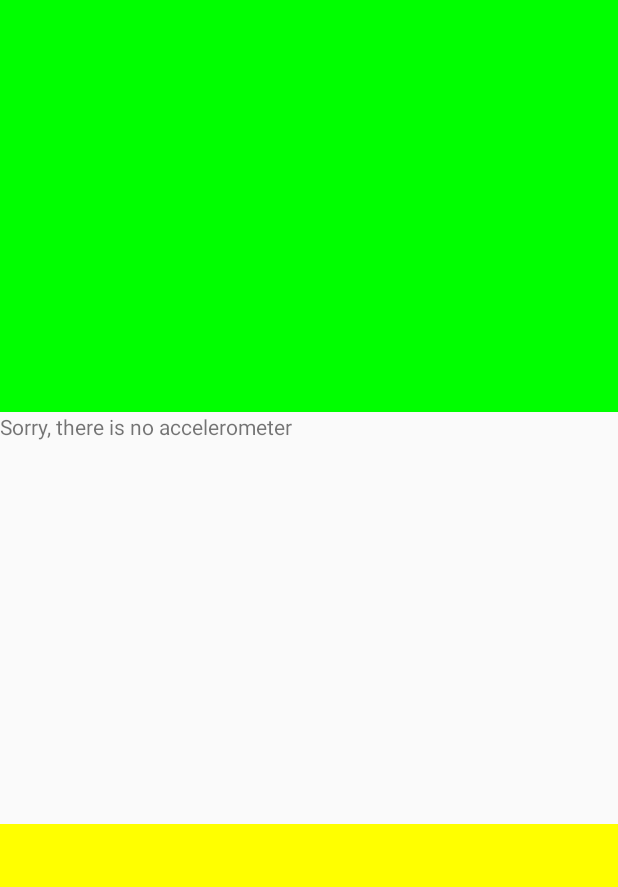
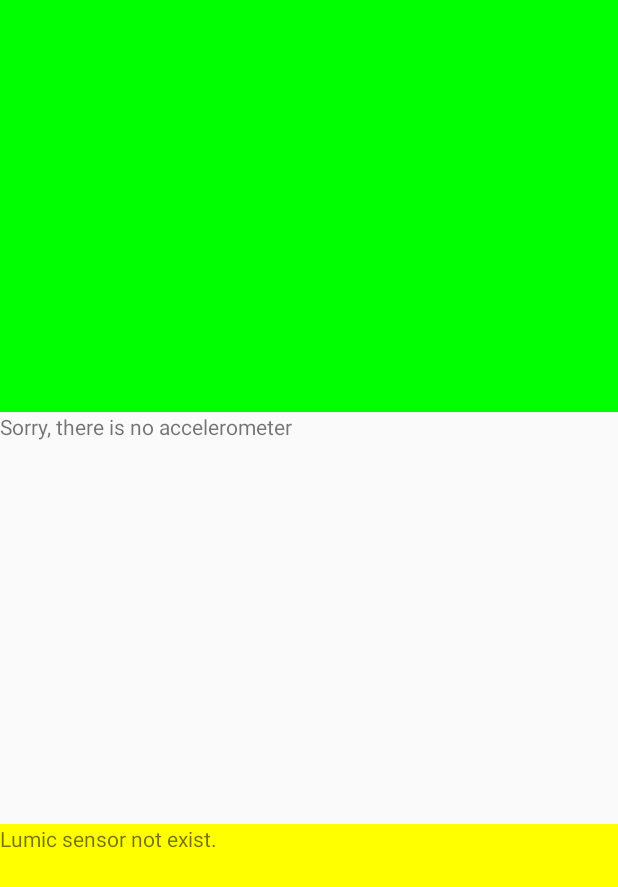
Before and after one commit to MiquelOliveros/TestAccelerometre, an Android app: the screen it shows after launch (TestAccelerometreActivity), on a phone screen of 412 x 824 dp. Shown: the top 887 px of the screen. Run offline under Robolectric (Android 15) with nearby library versions, the phone set to English and light mode, and no system bars.

Commit message:
Finished task 2.

```diff
--- a/app/src/main/AndroidManifest.xml
+++ b/app/src/main/AndroidManifest.xml
@@ -3,6 +3,7 @@
     package="udl.eps.testaccelerometre">
 
     <uses-feature android:name="android.hardware.sensor.accelerometer" android:required="true" />
+    <uses-feature android:name="android.hardware.sensor.light" android:required="true"/>
 
 
     <application
--- a/app/src/main/java/udl/eps/testaccelerometre/TestAccelerometreActivity.java
+++ b/app/src/main/java/udl/eps/testaccelerometre/TestAccelerometreActivity.java
@@ -1,7 +1,6 @@
 package udl.eps.testaccelerometre;
 
 import android.app.Activity;
-import android.content.pm.PackageManager;
 import android.graphics.Color;
 import android.hardware.Sensor;
 import android.hardware.SensorEvent;
@@ -9,10 +8,11 @@ import android.hardware.SensorEventListener;
 import android.hardware.SensorManager;
 import android.os.Bundle;
 
+import android.widget.LinearLayout;
 import android.widget.TextView;
 import android.widget.Toast;
 
-import java.util.List;
+import java.util.Locale;
 
 public class TestAccelerometreActivity extends Activity implements SensorEventListener {
 
@@ -21,7 +21,13 @@ public class TestAccelerometreActivity extends Activity implements SensorEventLi
     private TextView viewSuperior;
     private TextView viewMig;
     private TextView viewInferior;
+    private TextView viewInferiorIntensity;
+    private LinearLayout lyInferior;
     private long lastUpdate;
+
+    private float HIGH = 0f;
+    private float LOW = 1000f;
+    private float MEDIUM = 2000f;
 
     private boolean sensor;
 
@@ -34,7 +40,7 @@ public class TestAccelerometreActivity extends Activity implements SensorEventLi
         findViews();
 
         viewSuperior.setBackgroundColor(Color.GREEN);
-        viewInferior.setBackgroundColor(Color.YELLOW);
+        lyInferior.setBackgroundColor(Color.YELLOW);
 
 //        PackageManager manager = getPackageManager();
 //        sensor = manager.hasSystemFeature(PackageManager.FEATURE_SENSOR_ACCELEROMETER);
@@ -65,16 +71,23 @@ public class TestAccelerometreActivity extends Activity implements SensorEventLi
                 viewMig.setText(getText(R.string.noAccel));
             }
 
-//            if (luminic != null){
-//                sensorManager.registerListener(this,
-//                        luminic,
-//                        SensorManager.SENSOR_DELAY_NORMAL);
-//            } else {
-//                //TODO --> si no existeix el sensor luminic
-//            }
+            if (luminic != null){
+                sensorManager.registerListener(this,
+                        luminic,
+                        SensorManager.SENSOR_DELAY_NORMAL);
 
+                String showCapabilities = "";
 
+                HIGH = luminic.getMaximumRange();
 
+                showCapabilities = showCapabilities + getText(R.string.luminic) +
+                        "\nMax Rang: " + HIGH;
+
+                viewInferior.setText(showCapabilities);
+
+            } else {
+                viewInferior.setText(R.string.noLuminic);
+            }
         }
         // register this class as a listener for the accelerometer sensor
 
@@ -86,12 +99,40 @@ public class TestAccelerometreActivity extends Activity implements SensorEventLi
         viewSuperior = findViewById(R.id.tvSuperior);
         viewMig = findViewById(R.id.tvMig);
         viewInferior = findViewById(R.id.tvInferior);
+        viewInferiorIntensity = findViewById(R.id.tvInferiorIntensity);
+        lyInferior = findViewById(R.id.lyInferior);
     }
 
     @Override
     public void onSensorChanged(SensorEvent event) {
-        getAccelerometer(event);
-//        getLuminic(event);
+        if (event.sensor.getType() == Sensor.TYPE_ACCELEROMETER){
+            getAccelerometer(event);
+        }
+
+        if (event.sensor.getType() == Sensor.TYPE_LIGHT){
+            getLuminic(event);
+        }
+    }
+
+    private void getLuminic(SensorEvent event) {
+
+        float value = event.values[0];
+        long actualTime = System.currentTimeMillis();
+
+        if (actualTime - lastUpdate < 200) {
+            return;
+        }
+        lastUpdate = actualTime;
+
+        viewInferior.setText(String.format(Locale.getDefault(),"Value: %s", value));
+
+        if (value < LOW){
+            viewInferiorIntensity.setText(getText(R.string.low));
+        } else if( value < MEDIUM ) {
+            viewInferiorIntensity.setText(getText(R.string.medium));
+        } else {
+            viewInferiorIntensity.setText(getText(R.string.high));
+        }
     }
 
     private void getAccelerometer(SensorEvent event) {
--- a/app/src/main/res/layout/main.xml
+++ b/app/src/main/res/layout/main.xml
@@ -10,19 +10,32 @@
     <TextView
         android:id="@+id/tvSuperior"
         android:layout_width="match_parent"
-        android:layout_height="match_parent"
-        android:layout_weight="2" />
+        android:layout_height="0dp"
+        android:layout_weight="1" />
 
     <TextView
         android:id="@+id/tvMig"
         android:layout_width="match_parent"
-        android:layout_height="match_parent"
-        android:layout_weight="2"/>
+        android:layout_height="0dp"
+        android:layout_weight="1"/>
 
-    <TextView
-        android:id="@+id/tvInferior"
+    <LinearLayout
+        android:id="@+id/lyInferior"
         android:layout_width="match_parent"
-        android:layout_height="match_parent"
-        android:layout_weight="2"/>
+        android:layout_height="0dp"
+        android:orientation="vertical"
+        android:layout_weight="1">
+
+        <TextView
+            android:id="@+id/tvInferior"
+            android:layout_width="match_parent"
+            android:layout_height="wrap_content"/>
+
+        <TextView
+            android:id="@+id/tvInferiorIntensity"
+            android:layout_width="wrap_content"
+            android:layout_height="wrap_content"/>
+
+    </LinearLayout>
 
 </LinearLayout>
--- a/app/src/main/res/values/strings.xml
+++ b/app/src/main/res/values/strings.xml
@@ -7,5 +7,10 @@
     <string name="shake">Shake to get a toast and to switch color</string>
     <string name="shuffed">Device was shuffed</string>
     <string name="noAccel">Sorry, there is no accelerometer</string>
+    <string name="luminic">Luminic sensor exist</string>
+    <string name="noLuminic">Lumic sensor not exist.</string>
+    <string name="low">LOW intensity</string>
+    <string name="medium">MEDIUM intensity</string>
+    <string name="high">HIGH intensity</string>
 
 </resources>
```
